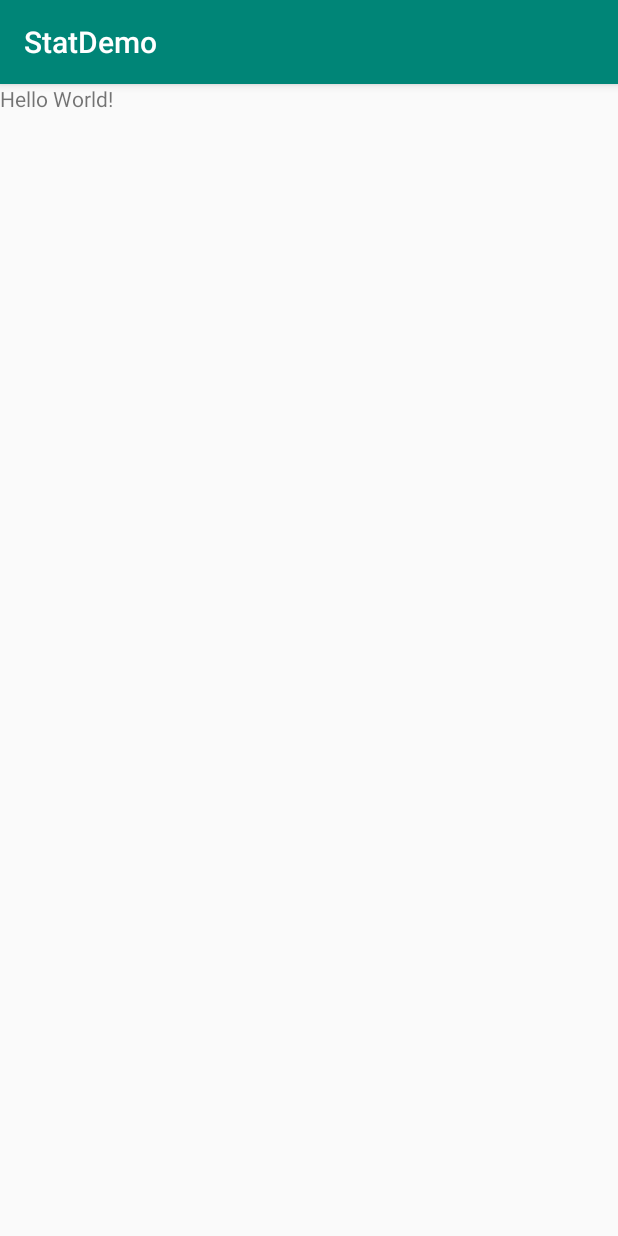
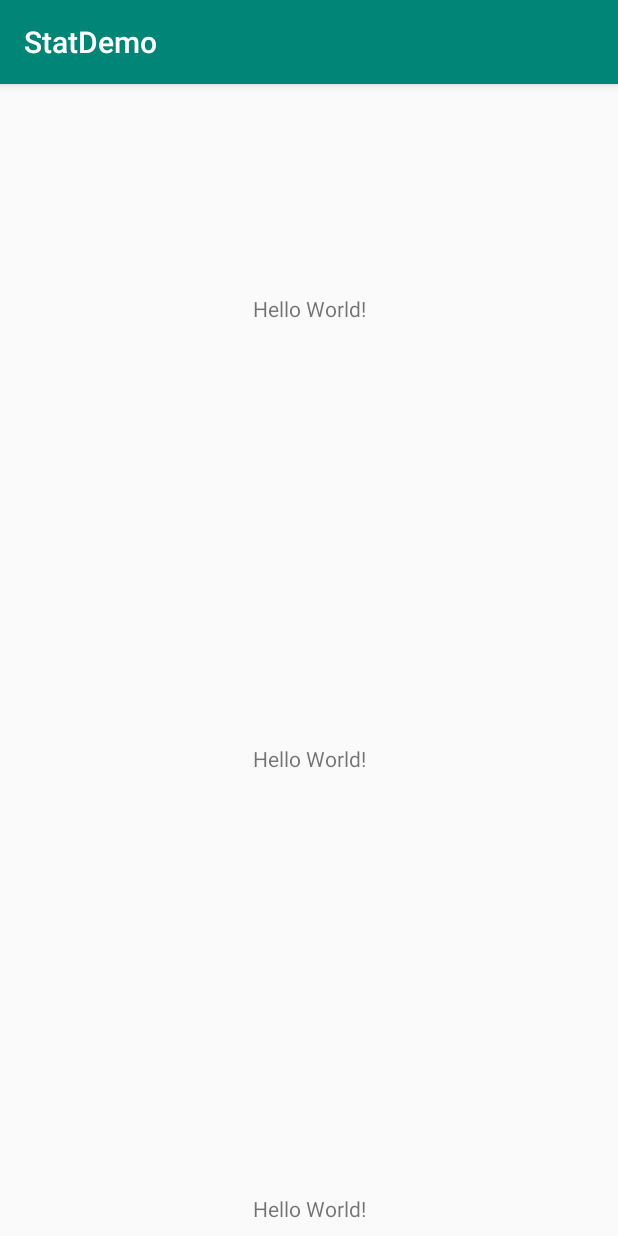
Before and after one commit to KwunYamShan/Android-Exposure-Stat, an Android app: the screen it shows after launch (MainActivity), on a phone screen of 412 x 824 dp. Run offline under Robolectric (Android 15) with nearby library versions, the phone set to English and light mode, and no system bars.

```diff
--- a/app/src/main/res/layout/activity_main.xml
+++ b/app/src/main/res/layout/activity_main.xml
@@ -1,19 +1,50 @@
 <?xml version="1.0" encoding="utf-8"?>
-<android.support.constraint.ConstraintLayout xmlns:android="http://schemas.android.com/apk/res/android"
+<ScrollView xmlns:android="http://schemas.android.com/apk/res/android"
     xmlns:app="http://schemas.android.com/apk/res-auto"
     xmlns:tools="http://schemas.android.com/tools"
     android:layout_width="match_parent"
     android:layout_height="match_parent"
+    android:id="@+id/scrollView"
     tools:context=".MainActivity">
 
-    <TextView
+    <LinearLayout
         android:layout_width="match_parent"
         android:layout_height="match_parent"
-        android:text="Hello World!"
-        android:id="@+id/tv_hello"
-        app:layout_constraintBottom_toBottomOf="parent"
-        app:layout_constraintLeft_toLeftOf="parent"
-        app:layout_constraintRight_toRightOf="parent"
-        app:layout_constraintTop_toTopOf="parent" />
+        android:orientation="vertical"
+        >
 
-</android.support.constraint.ConstraintLayout>
+        <TextView
+            android:id="@+id/tv_hello"
+            android:layout_width="match_parent"
+            android:layout_height="300dp"
+            android:gravity="center"
+            android:text="Hello World!"/>
+        <TextView
+            android:layout_width="match_parent"
+            android:layout_height="300dp"
+            android:gravity="center"
+            android:text="Hello World!"
+            app:layout_constraintBottom_toBottomOf="parent"
+            app:layout_constraintLeft_toLeftOf="parent"
+            app:layout_constraintRight_toRightOf="parent"
+            app:layout_constraintTop_toTopOf="parent" />
+        <TextView
+            android:layout_width="match_parent"
+            android:layout_height="300dp"
+            android:gravity="center"
+            android:text="Hello World!"
+            app:layout_constraintBottom_toBottomOf="parent"
+            app:layout_constraintLeft_toLeftOf="parent"
+            app:layout_constraintRight_toRightOf="parent"
+            app:layout_constraintTop_toTopOf="parent" />
+        <TextView
+            android:layout_width="match_parent"
+            android:layout_height="300dp"
+            android:gravity="center"
+            android:text="Hello World!"
+            app:layout_constraintBottom_toBottomOf="parent"
+            app:layout_constraintLeft_toLeftOf="parent"
+            app:layout_constraintRight_toRightOf="parent"
+            app:layout_constraintTop_toTopOf="parent" />
+    </LinearLayout>
+</ScrollView>
--- a/stat/gradle.properties
+++ b/stat/gradle.properties
@@ -1,2 +1,2 @@
 ARTIFACT_ID = statistical
-VERSION = 1.0.7
+VERSION = 1.1.1
--- a/stat/src/main/java/com/wh/stat/HBHStatistical.java
+++ b/stat/src/main/java/com/wh/stat/HBHStatistical.java
@@ -21,10 +21,11 @@ import static android.view.View.VISIBLE;
 
 public class HBHStatistical {
 
-    private static final String TAG = HBHStatistical.class.getSimpleName();
+    public static final String TAG = HBHStatistical.class.getSimpleName();
     private ActivityLifeCycle mActivityLifeCycle;
     private static View mRootView;
     private Rect mScreenRect;
+    private static final int REPORT_DELAYED = 1;
 
     private static class HelperHolder {
         public static final HBHStatistical mStatistical = new HBHStatistical();
@@ -56,19 +57,15 @@ public class HBHStatistical {
      */
     public boolean hitPoint(View view) {
         view.getGlobalVisibleRect(mRect);
-        Log.e(TAG, "mRect:"+mRect.left + "," + mRect.top + "," + mRect.right + "," + mRect.bottom);
-        Log.e(TAG, "mScreenRect:"+mScreenRect.left + "," + mScreenRect.top + "," + mScreenRect.right + "," + mScreenRect.bottom);
+        Log.e(TAG, "mRect:" + mRect.left + "," + mRect.top + "," + mRect.right + "," + mRect.bottom);
+        Log.e(TAG, "mScreenRect:" + mScreenRect.left + "," + mScreenRect.top + "," + mScreenRect.right + "," + mScreenRect.bottom);
         boolean contains = mScreenRect.contains(mRect);
         Log.e(TAG, "contains:" + contains);
         return contains;
     }
 
     /**
-     * 根据当前坐标值查找对应位置的View
-     * <p>
-     * 该方法为递归实现，如果传入的布局为[ViewGroup]，则执行递归；否则，则对[View]进行判断。
-     * 在递归过程中，如果发现[ViewGroup]中没有合适的[View]，则会对[ViewGroup]本身进行判断，
-     * 如果[ViewGroup]本身可点击，则会将[ViewGroup]当做点击的[View]
+     * 该方法为递归实现，如果传入的布局为[ViewGroup]，则执行递归添加；否则直接添加出现在屏幕中的view
      */
     public ArrayList<View> findHitView(View parent) {
         ArrayList<View> hitViews = new ArrayList<>();
@@ -76,15 +73,15 @@ public class HBHStatistical {
             // 仅在parent可见，并且命中了点击位置时才对该parent进行判断/递归查找，减少查找的次数，提高效率
             if (parent instanceof AdapterView) {
                 hitViews.add(parent);
-                // 由于在AdapterView中可能会有局部的View可点击的情况，故此处需要对AdapterView中的子View进行递归查询
+                // 由于在AdapterView中可能会有上报局部View的情况，故此处需要对AdapterView中的子View进行递归查询
                 // 如果子View可点击，则只会触发子View的点击，而不会触发AdapterView的点击
                 findHitViewsInGroup((ViewGroup) parent, hitViews);
             } else if (parent instanceof ViewGroup) {
                 hitViews.add(parent);
                 // 如果是ViewGroup，则去对其子View进行查询
                 findHitViewsInGroup((ViewGroup) parent, hitViews);
-            } else if (!(parent instanceof ViewGroup) /*&& parent.isClickable()*/) {
-                // 如果parent本身不是ViewGroup，且可点击，则当做可触发点击事件的View返回
+            } else  {
+                // 如果parent本身不是ViewGroup，则直接将View返回
                 hitViews.add(parent);
             }
         }
@@ -93,7 +90,7 @@ public class HBHStatistical {
 
     /**
      * 对ViewGroup中的所有子View进行查询，如果子View中没有符合条件的View
-     * 则会对父View进行检查，如果父View可点击，则List中会包含父View
+     * 则会对父View进行检查，如果父View可见，并且在屏幕范围内，则List中会包含父View
      */
     public void findHitViewsInGroup(ViewGroup parent, ArrayList<View> hitViews) {
         int childCount = parent.getChildCount();
@@ -102,7 +99,7 @@ public class HBHStatistical {
             ArrayList<View> hitChildren = findHitView(child);
             if (!hitChildren.isEmpty()) {
                 hitViews.addAll(hitChildren);
-            } else if (isVisible(child) /*&& child.isClickable()*/ && hitPoint(child)) {
+            } else if (isVisible(child) && hitPoint(child)) {
                 hitViews.add(child);
             }
         }
@@ -114,23 +111,23 @@ public class HBHStatistical {
         mRootView = activity.getWindow().getDecorView().getRootView();
         mScreenRect = new Rect(0, 0, metrics.widthPixels, metrics.heightPixels);
 
-        mRootView.getViewTreeObserver().addOnScrollChangedListener(new ViewTreeObserver.OnScrollChangedListener() {
-            @Override
-            public void onScrollChanged() {
-                Log.e(TAG, "--onScrollChanged");
-            }
-        });
+//        mRootView.getViewTreeObserver().addOnScrollChangedListener(new ViewTreeObserver.OnScrollChangedListener() {
+//            @Override
+//            public void onScrollChanged() {
+//                Log.e(TAG, "--addOnScrollChangedListener");
+//            }
+//        });
         mRootView.getViewTreeObserver().addOnGlobalLayoutListener(new ViewTreeObserver.OnGlobalLayoutListener() {
             @Override
             public void onGlobalLayout() {
-                Log.e(TAG, "--onGlobalLayout");
+                Log.e(TAG, "--addOnGlobalLayoutListener");
             }
         });
         mRootView.setOnSystemUiVisibilityChangeListener(new View.OnSystemUiVisibilityChangeListener() {
             @Override
             public void onSystemUiVisibilityChange(int visibility) {
                 //用来计算状态栏
-                Log.e(TAG, "--onSystemUiVisibilityChange");
+                Log.e(TAG, "--setOnSystemUiVisibilityChangeListener");
             }
         });
         mRootView.getViewTreeObserver().addOnWindowAttachListener(new ViewTreeObserver.OnWindowAttachListener() {
@@ -143,22 +140,30 @@ public class HBHStatistical {
             @Override
             public void onWindowDetached() {
                 Log.e(TAG, "--onWindowDetached");
+                HBHStatistical.getInstance().cancel();
             }
         });
         mRootView.getViewTreeObserver().addOnTouchModeChangeListener(new ViewTreeObserver.OnTouchModeChangeListener() {
             @Override
             public void onTouchModeChanged(boolean isInTouchMode) {
-                Log.e(TAG, "--onTouchModeChanged:"+isInTouchMode);
+                Log.e(TAG, "--addOnTouchModeChangeListener:" + isInTouchMode);
             }
         });
 
         mRootView.getViewTreeObserver().addOnGlobalFocusChangeListener(new ViewTreeObserver.OnGlobalFocusChangeListener() {
             @Override
             public void onGlobalFocusChanged(View oldFocus, View newFocus) {
-                Log.e(TAG, "--onGlobalFocusChanged:");
+                Log.e(TAG, "--addOnGlobalFocusChangeListener:");
             }
         });
-        //此方法无效  会被子view拦截掉
+
+        mRootView.getViewTreeObserver().addOnWindowFocusChangeListener(new ViewTreeObserver.OnWindowFocusChangeListener() {
+            @Override
+            public void onWindowFocusChanged(boolean hasFocus) {
+                Log.e(TAG, "--onWindowFocusChanged:");
+            }
+        });
+        //        //此方法无效  会被子view拦截掉
 //        mRootView.setOnTouchListener(new View.OnTouchListener() {
 //            @Override
 //            public boolean onTouch(View v, MotionEvent event) {
@@ -183,9 +188,10 @@ public class HBHStatistical {
             String mark = (String) view.getTag(getMarkId());
             int id = view.getId();
             if (mark != null) {
-                Log.e(TAG, "上报， mark:" + mark + ",id:" + id);
+                Log.e(TAG, "已上报：id:" + id+"     , 数据:" + mark);
+            }else{
+                Log.e(TAG, "非上报：id:" + id);
             }
-            Log.e(TAG, "id:" + id);
         }
     }
 
@@ -194,13 +200,13 @@ public class HBHStatistical {
      */
     public void delayed() {
         cancel();
-        handler.sendEmptyMessageDelayed(1, 5000);
+        handler.sendEmptyMessageDelayed(REPORT_DELAYED, 5000);
     }
 
     /**
      * 取消上报
      */
-    public void cancel(){
+    public void cancel() {
         handler.removeCallbacksAndMessages(null);
     }
 
@@ -208,7 +214,7 @@ public class HBHStatistical {
         @Override
         public void handleMessage(Message msg) {
             super.handleMessage(msg);
-            if (msg.what == 1) {
+            if (msg.what == REPORT_DELAYED) {
                 report();
             }
         }
```
Also changed, not shown: app/src/main/java/com/wh/statdemo/MainActivity.java (+30 -2 lines), stat/src/main/java/com/wh/stat/layout/StatLayout.java (+24 -5 lines).
